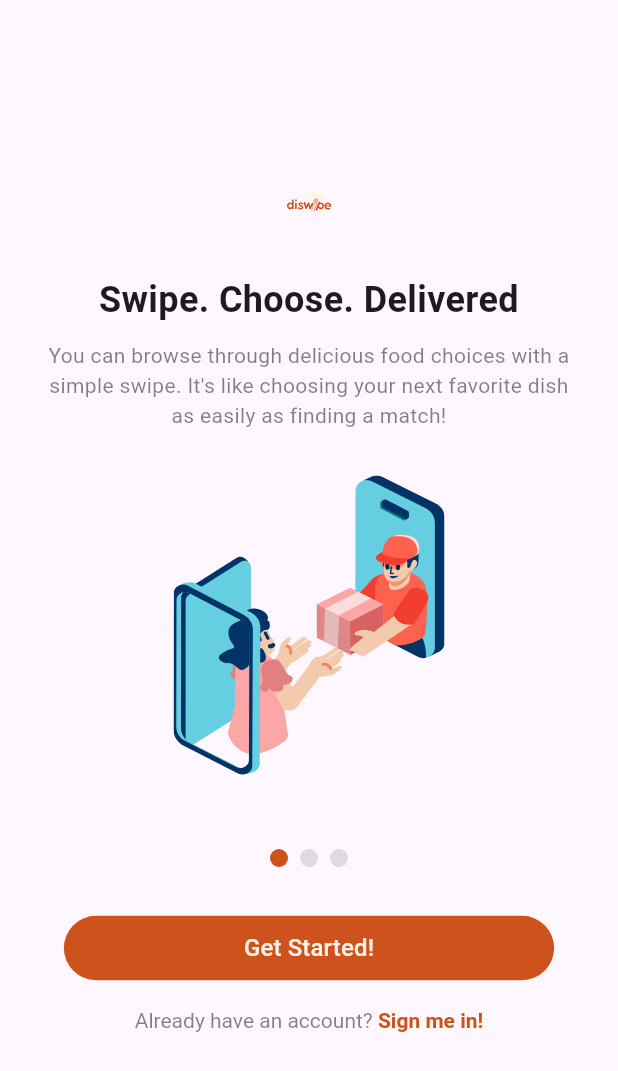
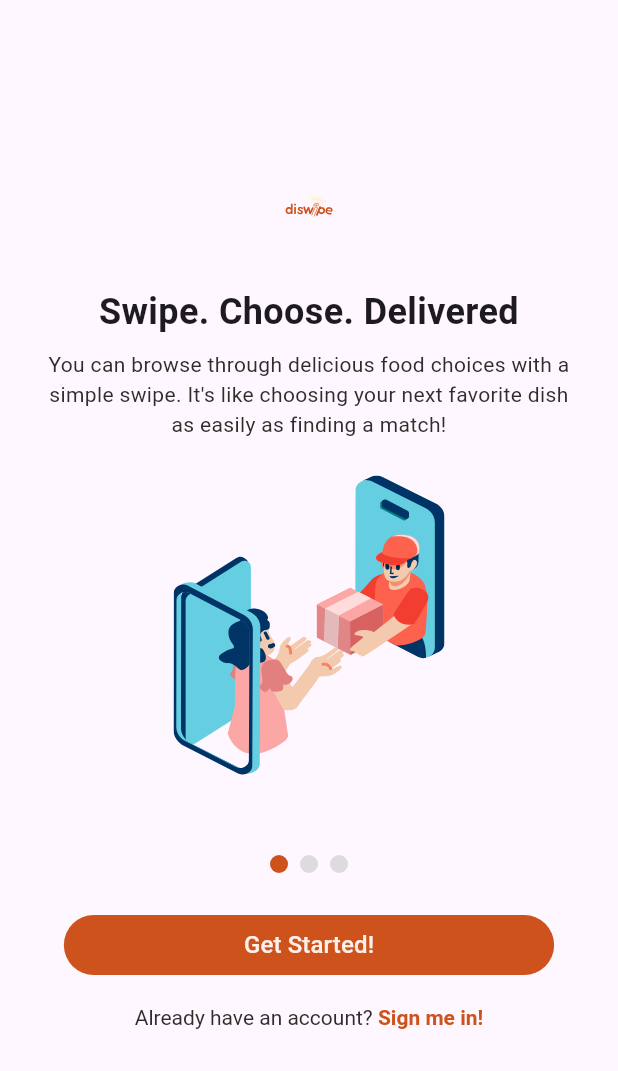
Before and after one commit to cverrell07/diswipe-App, a Flutter app: the screen it shows after launch, on a phone screen of 412 x 824 dp. Shown: the top 1071 px of the screen. Run offline on Flutter 3.47's test engine with Material 3 defaults, Android fonts, the phone set to English and light mode, and no system bars; our stand-ins replace flutter_svg.

Commit message:
Feat: applying styles

```diff
--- a/diswipe/lib/pages/introduction_page.dart
+++ b/diswipe/lib/pages/introduction_page.dart
@@ -1,3 +1,4 @@
+import 'package:diswipe/styles/style.dart';
 import 'package:flutter/material.dart';
 import 'package:flutter_svg/flutter_svg.dart';
 
@@ -45,14 +46,14 @@ class _IntroductionPageState extends State<IntroductionPage> {
       body: SafeArea(
         child: Center(
           child: Padding(
-            padding: const EdgeInsets.symmetric(horizontal: 24),
+            padding: const EdgeInsets.symmetric(horizontal: AppSpacing.large),
             child: Column(
               mainAxisAlignment: MainAxisAlignment.center,
               children: [
                 SvgPicture.asset(
                   'assets/images/diswipe_textLogo.svg',
-                  width: 30,
-                  height: 30,
+                  width: AppSpacing.xLarge,
+                  height: AppSpacing.xLarge,
                 ),
                 SizedBox(
                   height: 400,
@@ -71,21 +72,21 @@ class _IntroductionPageState extends State<IntroductionPage> {
                           Text(
                             _pages[index]["title"]!,
                             style: const TextStyle(
-                              fontSize: 24,
-                              fontWeight: FontWeight.bold,
+                              fontSize: AppFontSize.xLarge,
+                              fontWeight: AppFontWeight.bold,
                             ),
                             textAlign: TextAlign.center,
                           ),
-                          const SizedBox(height: 10),
+                          const SizedBox(height: AppSpacing.small),
                           Text(
                             _pages[index]["description"]!,
                             style: const TextStyle(
-                              fontSize: 14,
-                              color: Color.fromARGB(151, 47, 44, 42),
+                              fontSize: AppFontSize.medium,
+                              color: AppColors.black,
                             ),
                             textAlign: TextAlign.center,
                           ),
-                          const SizedBox(height: 30),
+                          const SizedBox(height: AppSpacing.large),
                           SvgPicture.asset(
                             _pages[index]["image"]!,
                             height: 200,
@@ -95,42 +96,42 @@ class _IntroductionPageState extends State<IntroductionPage> {
                     },
                   ),
                 ),
-                const SizedBox(height: 16),
+                const SizedBox(height: AppSpacing.medium),
                 Row(
                   mainAxisAlignment: MainAxisAlignment.center,
                   children: List.generate(_pages.length, (index) {
                     return Container(
-                      margin: const EdgeInsets.symmetric(horizontal: 4),
+                      margin: const EdgeInsets.symmetric(horizontal: AppSpacing.small / 2),
                       width: 12,
                       height: 12,
                       decoration: BoxDecoration(
                         shape: BoxShape.circle,
                         color: _currentPage == index
-                            ? const Color(0xffCE521C)
-                            : const Color.fromARGB(151, 200, 200, 200),
+                            ? AppColors.mainOrange
+                            : AppColors.gray,
                       ),
                     );
                   }),
                 ),
-                const SizedBox(height: 30),
+                const SizedBox(height: AppSpacing.large),
                 ElevatedButton(
                   onPressed: () {},
                   style: ElevatedButton.styleFrom(
                     elevation: 0,
-                    backgroundColor: const Color(0xffCE521C),
+                    backgroundColor: AppColors.mainOrange,
                     shape: RoundedRectangleBorder(
                       borderRadius: BorderRadius.circular(100),
                     ),
                     padding: const EdgeInsets.symmetric(
-                      vertical: 10,
-                      horizontal: 120,
+                      vertical: AppSpacing.small,
+                      horizontal: 120.0,
                     ),
                   ),
                   child: const Text(
                     "Get Started!",
                     style: TextStyle(
-                      fontSize: 16,
-                      color: Color(0xffFFF0EA),
+                      fontSize: AppFontSize.large,
+                      color: AppColors.white,
                     ),
                   ),
                 ),
@@ -142,14 +143,14 @@ class _IntroductionPageState extends State<IntroductionPage> {
                         TextSpan(
                           text: 'Already have an account? ',
                           style: TextStyle(
-                            color: Color.fromARGB(151, 47, 44, 42),
+                            color: AppColors.black,
                           ),
                         ),
                         TextSpan(
                           text: 'Sign me in!',
                           style: TextStyle(
-                            fontWeight: FontWeight.bold,
-                            color: Color(0xffCE521C),
+                            fontWeight: AppFontWeight.bold,
+                            color: AppColors.mainOrange,
                           ),
                         ),
                       ],
--- /dev/null
+++ b/diswipe/lib/styles/style.dart
@@ -0,0 +1,30 @@
+import 'package:flutter/material.dart';
+
+class AppColors {
+  static const Color mainOrange = Color(0xffCE521C);
+  static const Color white = Color(0xffFFF0EA);
+  static const Color black = Color(0xff2F2C2A);
+  static const Color gray = Color.fromARGB(151, 200, 200, 200);
+  static const Color lightGray = Color.fromARGB(199, 235, 235, 235);
+}
+
+class AppSpacing {
+  static const double small = 8.0;
+  static const double medium = 16.0;
+  static const double large = 24.0;
+  static const double xLarge = 32.0;
+}
+
+class AppFontSize {
+  static const double small = 12.0;
+  static const double medium = 14.0;
+  static const double large = 16.0;
+  static const double xLarge = 24.0;
+}
+
+class AppFontWeight {
+  static const FontWeight light = FontWeight.w300;
+  static const FontWeight regular = FontWeight.w400;
+  static const FontWeight medium = FontWeight.w500;
+  static const FontWeight bold = FontWeight.w700;
+}
```
